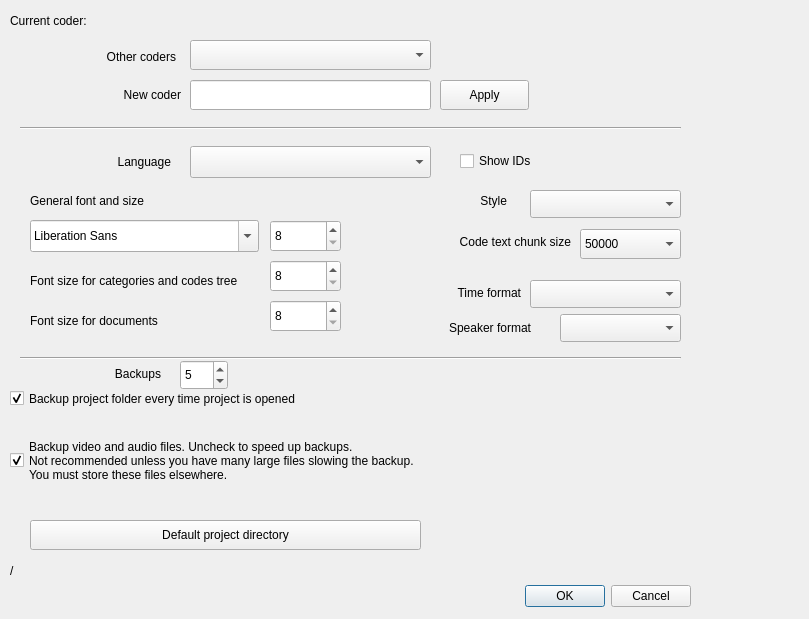
First picture: the form in GUI_UIs/ui_dialog_settings.ui, repository ccbogel/QualCoder, before the edit.
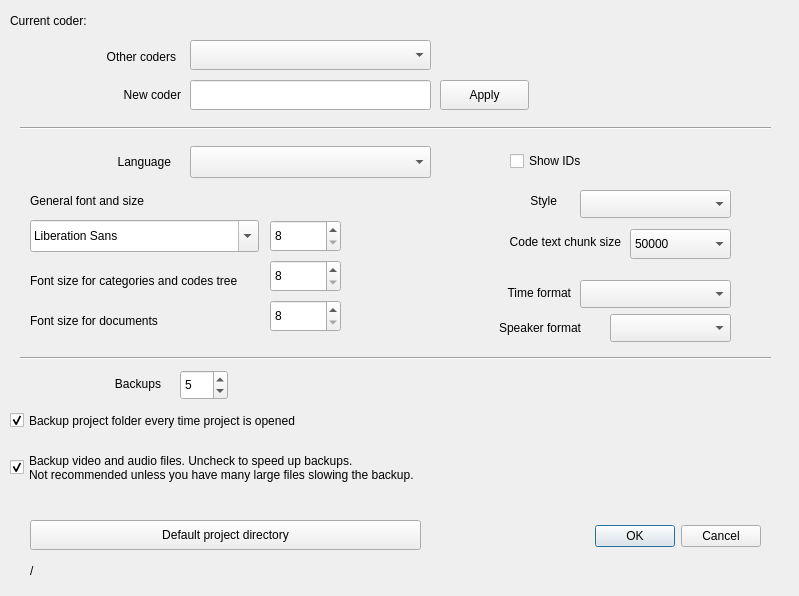
Second picture: the form after the edit.

```diff
--- a/GUI_UIs/ui_dialog_settings.ui
+++ b/GUI_UIs/ui_dialog_settings.ui
@@ -6,8 +6,8 @@
    <rect>
     <x>0</x>
     <y>0</y>
-    <width>809</width>
-    <height>619</height>
+    <width>799</width>
+    <height>596</height>
    </rect>
   </property>
   <property name="sizePolicy">
@@ -22,8 +22,8 @@
   <widget class="QDialogButtonBox" name="buttonBox">
    <property name="geometry">
     <rect>
-     <x>490</x>
-     <y>580</y>
+     <x>560</x>
+     <y>520</y>
      <width>201</width>
      <height>32</height>
     </rect>
@@ -106,7 +106,7 @@
   <widget class="QCheckBox" name="checkBox">
    <property name="geometry">
     <rect>
-     <x>460</x>
+     <x>510</x>
      <y>150</y>
      <width>151</width>
      <height>22</height>
@@ -122,7 +122,7 @@
   <widget class="QLabel" name="label_directory">
    <property name="geometry">
     <rect>
-     <x>10</x>
+     <x>30</x>
      <y>560</y>
      <width>691</width>
      <height>21</height>
@@ -242,8 +242,8 @@
    <property name="geometry">
     <rect>
      <x>10</x>
-     <y>388</y>
-     <width>691</width>
+     <y>410</y>
+     <width>781</width>
      <height>21</height>
     </rect>
    </property>
@@ -258,15 +258,14 @@
    <property name="geometry">
     <rect>
      <x>10</x>
-     <y>410</y>
-     <width>761</width>
-     <height>101</height>
+     <y>432</y>
+     <width>791</width>
+     <height>71</height>
     </rect>
    </property>
    <property name="text">
     <string>Backup video and audio files. Uncheck to speed up backups.
-Not recommended unless you have many large files slowing the backup.
-You must store these files elsewhere.</string>
+Not recommended unless you have many large files slowing the backup.</string>
    </property>
    <property name="checked">
     <bool>true</bool>
@@ -275,7 +274,7 @@
   <widget class="QLabel" name="label_5">
    <property name="geometry">
     <rect>
-     <x>360</x>
+     <x>410</x>
      <y>282</y>
      <width>161</width>
      <height>21</height>
@@ -294,7 +293,7 @@
   <widget class="QComboBox" name="comboBox_timestamp">
    <property name="geometry">
     <rect>
-     <x>530</x>
+     <x>580</x>
      <y>280</y>
      <width>151</width>
      <height>28</height>
@@ -304,7 +303,7 @@
   <widget class="QLabel" name="label_6">
    <property name="geometry">
     <rect>
-     <x>350</x>
+     <x>400</x>
      <y>317</y>
      <width>181</width>
      <height>21</height>
@@ -323,7 +322,7 @@
   <widget class="QComboBox" name="comboBox_speaker">
    <property name="geometry">
     <rect>
-     <x>560</x>
+     <x>610</x>
      <y>314</y>
      <width>121</width>
      <height>28</height>
@@ -385,7 +384,7 @@
    <property name="geometry">
     <rect>
      <x>20</x>
-     <y>360</y>
+     <y>370</y>
      <width>141</width>
      <height>21</height>
     </rect>
@@ -404,7 +403,7 @@
    <property name="geometry">
     <rect>
      <x>180</x>
-     <y>360</y>
+     <y>370</y>
      <width>48</width>
      <height>30</height>
     </rect>
@@ -441,7 +440,7 @@
     <rect>
      <x>20</x>
      <y>120</y>
-     <width>661</width>
+     <width>751</width>
      <height>16</height>
     </rect>
    </property>
@@ -454,7 +453,7 @@
     <rect>
      <x>20</x>
      <y>350</y>
-     <width>661</width>
+     <width>751</width>
      <height>16</height>
     </rect>
    </property>
@@ -465,7 +464,7 @@
   <widget class="QLabel" name="label_8">
    <property name="geometry">
     <rect>
-     <x>360</x>
+     <x>410</x>
      <y>230</y>
      <width>211</width>
      <height>24</height>
@@ -484,7 +483,7 @@
   <widget class="QComboBox" name="comboBox_text_chunk_size">
    <property name="geometry">
     <rect>
-     <x>580</x>
+     <x>630</x>
      <y>229</y>
      <width>101</width>
      <height>30</height>
@@ -514,7 +513,7 @@
   <widget class="QComboBox" name="comboBox_style">
    <property name="geometry">
     <rect>
-     <x>530</x>
+     <x>580</x>
      <y>190</y>
      <width>151</width>
      <height>28</height>
@@ -524,7 +523,7 @@
   <widget class="QLabel" name="label_style">
    <property name="geometry">
     <rect>
-     <x>386</x>
+     <x>436</x>
      <y>190</y>
      <width>121</width>
      <height>21</height>
```
